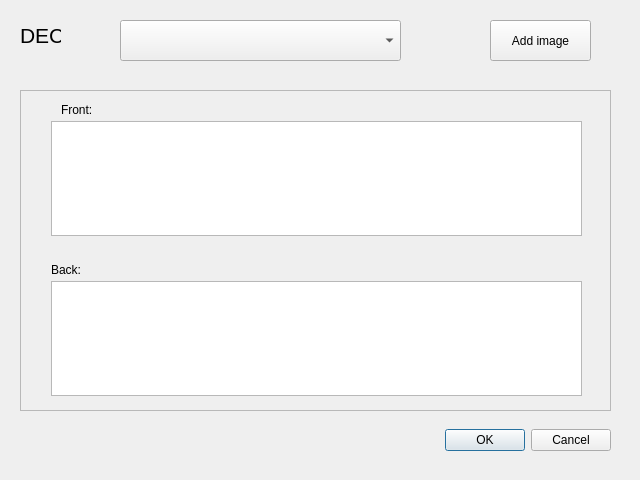
tzcl/qtSRFRS, file flashcardcreator.ui: the form before one commit.
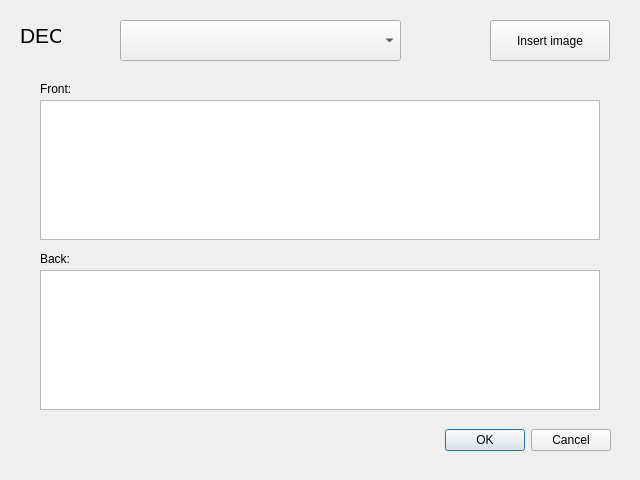
The form after the commit.

What changed in the file:
```diff
--- a/flashcardcreator.ui
+++ b/flashcardcreator.ui
@@ -34,7 +34,7 @@
     <rect>
      <x>490</x>
      <y>20</y>
-     <width>101</width>
+     <width>120</width>
      <height>41</height>
     </rect>
    </property>
@@ -42,78 +42,9 @@
     <enum>Qt::ClickFocus</enum>
    </property>
    <property name="text">
-    <string>Add image</string>
+    <string>Insert image</string>
    </property>
   </widget>
-  <widget class="QScrollArea" name="scrollArea">
-   <property name="geometry">
-    <rect>
-     <x>20</x>
-     <y>90</y>
-     <width>591</width>
-     <height>321</height>
-    </rect>
-   </property>
-   <property name="widgetResizable">
-    <bool>true</bool>
-   </property>
-   <widget class="QWidget" name="scrollAreaWidgetContents">
-    <property name="geometry">
-     <rect>
-      <x>0</x>
-      <y>0</y>
-      <width>589</width>
-      <height>319</height>
-     </rect>
-    </property>
-    <widget class="QTextEdit" name="txt_front">
-     <property name="geometry">
-      <rect>
-       <x>30</x>
-       <y>30</y>
-       <width>531</width>
-       <height>115</height>
-      </rect>
-     </property>
-    </widget>
-    <widget class="QTextEdit" name="txt_back">
-     <property name="geometry">
-      <rect>
-       <x>30</x>
-       <y>190</y>
-       <width>531</width>
-       <height>115</height>
-      </rect>
-     </property>
-    </widget>
-    <widget class="QLabel" name="lbl_back_text">
-     <property name="geometry">
-      <rect>
-       <x>30</x>
-       <y>170</y>
-       <width>41</width>
-       <height>17</height>
-      </rect>
-     </property>
-     <property name="text">
-      <string>Back:</string>
-     </property>
-    </widget>
-    <widget class="QLabel" name="lbl_front_text">
-     <property name="geometry">
-      <rect>
-       <x>40</x>
-       <y>10</y>
-       <width>41</width>
-       <height>17</height>
-      </rect>
-     </property>
-     <property name="text">
-      <string>Front:</string>
-     </property>
-    </widget>
-   </widget>
-  </widget>
   <widget class="QLabel" name="lbl_deck">
    <property name="geometry">
     <rect>
@@ -148,6 +79,52 @@
     </rect>
    </property>
   </widget>
+  <widget class="QLabel" name="lbl_front_text">
+   <property name="geometry">
+    <rect>
+     <x>40</x>
+     <y>80</y>
+     <width>41</width>
+     <height>17</height>
+    </rect>
+   </property>
+   <property name="text">
+    <string>Front:</string>
+   </property>
+  </widget>
+  <widget class="QTextEdit" name="txt_front">
+   <property name="geometry">
+    <rect>
+     <x>40</x>
+     <y>100</y>
+     <width>560</width>
+     <height>140</height>
+    </rect>
+   </property>
+  </widget>
+  <widget class="QLabel" name="lbl_back_text">
+   <property name="geometry">
+    <rect>
+     <x>40</x>
+     <y>250</y>
+     <width>41</width>
+     <height>17</height>
+    </rect>
+   </property>
+   <property name="text">
+    <string>Back:</string>
+   </property>
+  </widget>
+  <widget class="QTextEdit" name="txt_back">
+   <property name="geometry">
+    <rect>
+     <x>40</x>
+     <y>270</y>
+     <width>560</width>
+     <height>140</height>
+    </rect>
+   </property>
+  </widget>
  </widget>
  <tabstops>
   <tabstop>cb_decks</tabstop>
```
Left out of the diff: 3 changed lines with no effect on the pictures.
